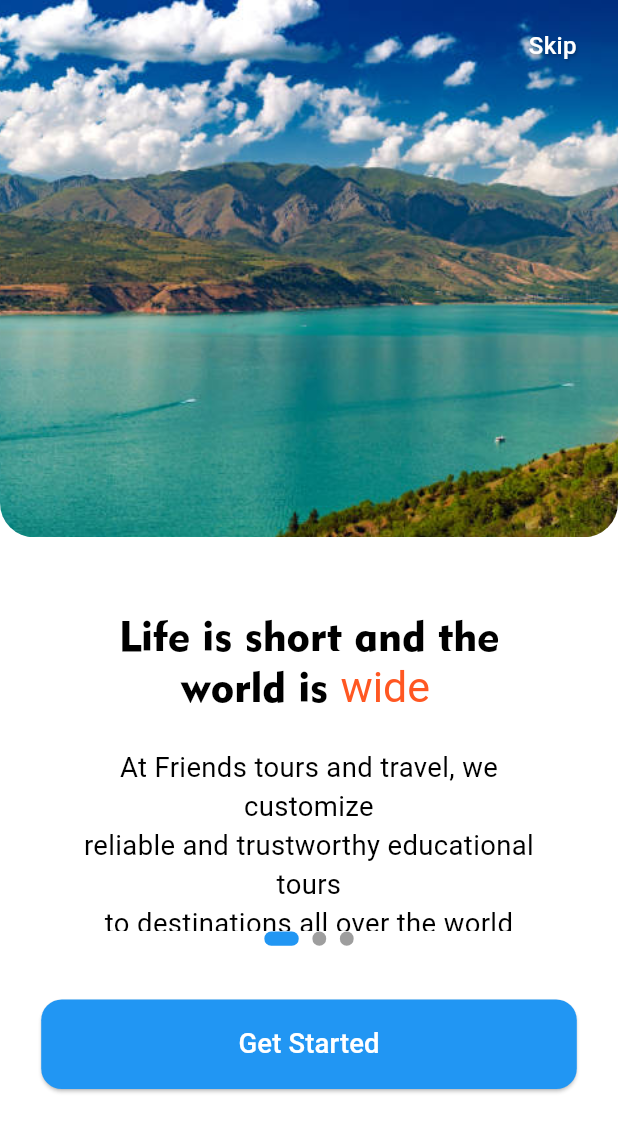
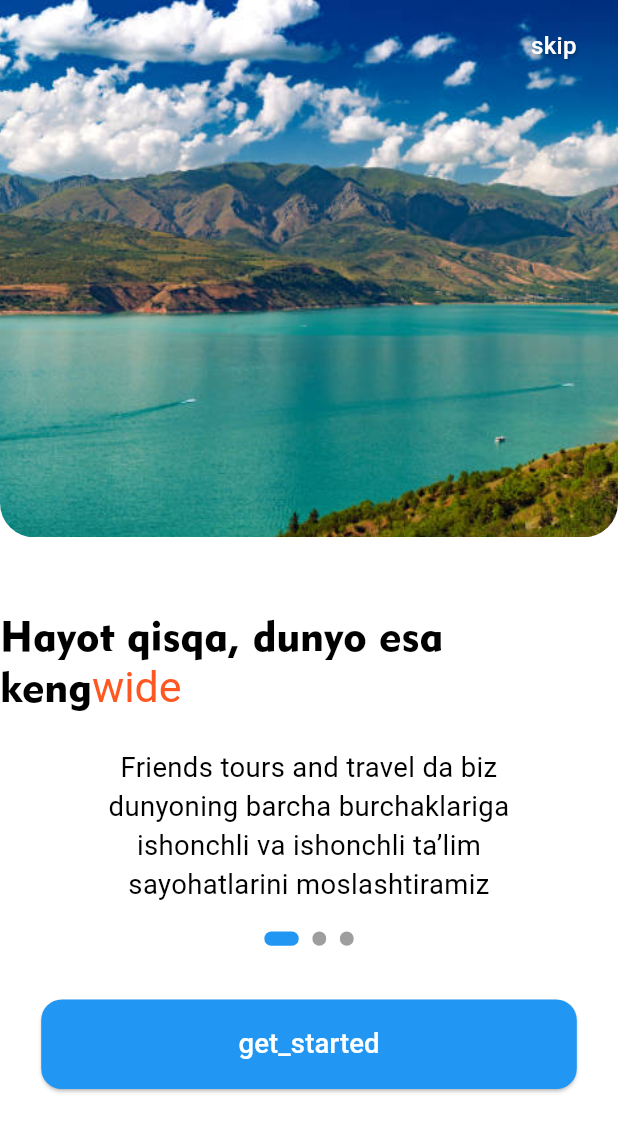
Before and after one commit to lagman5006/uz_travel, a Flutter app: the screen it shows after launch, after a tap on "UZ", on a phone screen of 412 x 824 dp. Shown: the top 1132 px of the screen. Run offline on Flutter 3.47's test engine with Material 3 defaults, Android fonts, the phone set to English and light mode, and no system bars; our stand-ins replace cloud_firestore, easy_localization, firebase_auth, firebase_core, flutter_screenutil, flutter_svg and 2 more; accounts and stored records are empty; Roboto replaces fonts that are missing (Gilroy).

Commit message:
til ozgartirdim

```diff
--- a/lib/main.dart
+++ b/lib/main.dart
@@ -8,10 +8,8 @@
 import 'package:uz_travel/madels/firebase_options.dart';
 import 'package:uz_travel/view_madels/uztravel_provider.dart';
 import 'package:uz_travel/views/home_page.dart';
-import 'package:uz_travel/views/login/sign_up.dart';
 import 'package:uz_travel/views/splash_page.dart';
 import 'package:uz_travel/widgets/apptheme.dart';
-import 'package:uz_travel/views/splash_page.dart';
 
 void main() async {
   WidgetsFlutterBinding.ensureInitialized();
@@ -20,9 +18,13 @@
 
   runApp(
     EasyLocalization(
-      supportedLocales: const [Locale('en'), Locale('ru'), Locale('uz')],
+      supportedLocales: const [
+        Locale('en'),
+        Locale('ru'),
+        Locale('uz'),
+      ],
       path: 'assets/lang',
-      fallbackLocale: const Locale('en'),
+      fallbackLocale:  Locale('en', 'US'),
       child: const MyApp(),
     ),
   );
@@ -37,25 +39,24 @@
       create: (context) => UzTravelProvider(),
       builder: (context, child) {
         return ScreenUtilInit(
-          designSize: Size(360, 690),
+          designSize: const Size(360, 690),
           child: MaterialApp(
+            debugShowCheckedModeBanner: false,
+            theme: Apptheme.lightTheme,
+            darkTheme: Apptheme.darkTheme,
+            themeMode: Provider.of<UzTravelProvider>(context).themeMode,
+
             locale: context.locale,
             supportedLocales: context.supportedLocales,
             localizationsDelegates: context.localizationDelegates,
 
-            theme: Apptheme.lightTheme,
-            // 🌞light theme
-            darkTheme: Apptheme.darkTheme,
-            // 🌙 dark theme
-            themeMode: Provider.of<UzTravelProvider>(context).themeMode,
-            debugShowCheckedModeBanner: false,
             home: StreamBuilder(
               stream: FirebaseAuth.instance.authStateChanges(),
               builder: (context, snapshot) {
                 if (snapshot.data == null) {
-                  return SplashPage();
+                  return const SplashPage();
                 } else {
-                  return HomePage();
+                  return const HomePage();
                 }
               },
             ),
--- a/lib/views/language_screen.dart
+++ b/lib/views/language_screen.dart
@@ -3,6 +3,7 @@
 import 'package:uz_travel/gen/assets.gen.dart';
 import 'package:uz_travel/gen/fonts.gen.dart';
 import 'package:uz_travel/views/onboarding_page.dart';
+import 'package:easy_localization/easy_localization.dart';
 
 class LanguageSelectScreen extends StatefulWidget {
   const LanguageSelectScreen({super.key});
@@ -17,7 +18,7 @@
   @override
   Widget build(BuildContext context) {
     return Scaffold(
-      backgroundColor: Color(0xff0D6EFD),
+      backgroundColor: const Color(0xff0D6EFD),
       body: Center(
         child: SingleChildScrollView(
           scrollDirection: Axis.horizontal,
@@ -44,21 +45,20 @@
       child: Column(
         mainAxisSize: MainAxisSize.min,
         children: [
-          // Rasm
+          // Til bayrog‘i yoki rasmi
           Image.asset(imagePath, width: 35.w, height: 30.h),
           SizedBox(height: 8.h),
-          // Til nomi
+          // Til kodi (UZ, RU, EN)
           Text(
             lang,
             style: TextStyle(
               fontSize: 25.sp,
               color: isSelected ? Colors.blue : Colors.white,
-
               fontFamily: FontFamily.gilroy,
             ),
           ),
           SizedBox(height: 10.h),
-          // Dumaloq belgisi
+          // Dumaloq indikator
           Container(
             width: 18.w,
             height: 18.h,
@@ -78,7 +78,20 @@
       selectedLang = lang;
     });
 
-    Future.delayed(Duration(milliseconds: 100), () {
+    // Tilga mos Locale ni belgilaymiz
+    Locale newLocale;
+    if (lang == 'UZ') {
+      newLocale = const Locale('uz');
+    } else if (lang == 'RU') {
+      newLocale = const Locale('ru',);
+    } else {
+      newLocale = const Locale('en');
+    }
+
+    context.setLocale(newLocale);
+
+    // Onboarding sahifasiga o‘tamiz
+    Future.delayed(const Duration(milliseconds: 150), () {
       Navigator.pushReplacement(
         context,
         MaterialPageRoute(builder: (_) => OnboardingPage()),
--- a/lib/views/onboarding_page.dart
+++ b/lib/views/onboarding_page.dart
@@ -4,6 +4,7 @@
 import 'package:uz_travel/gen/fonts.gen.dart';
 import 'package:uz_travel/view_madels/uztravel_provider.dart';
 import 'package:uz_travel/views/login/sign_up.dart';
+import 'package:easy_localization/easy_localization.dart';
 
 class OnboardingPage extends StatelessWidget {
   final PageController _pageController = PageController();
@@ -45,8 +46,8 @@
                                 SizedBox(height: 40.h),
                                 RichText(
                                   text: TextSpan(
-                                    text:
-                                        "Life is short and the\n     world is ",
+                                    text: "life_is_short_and_the_world_is_wide"
+                                        .tr(),
                                     style: TextStyle(
                                       fontFamily: FontFamily.geometr415BlkBT,
                                       fontSize: 25.sp,
@@ -54,7 +55,7 @@
                                     ),
                                     children: [
                                       TextSpan(
-                                        text: "wide",
+                                        text: "wide".tr(),
                                         style: TextStyle(
                                           color: Colors.deepOrange,
                                         ),
@@ -68,7 +69,7 @@
                                     horizontal: 32.w,
                                   ),
                                   child: Text(
-                                    "At Friends tours and travel, we customize\nreliable and trustworthy educational tours\nto destinations all over the world",
+                                    "friends_tours_description".tr(),
                                     textAlign: TextAlign.center,
                                     style: TextStyle(
                                       fontSize: 16.sp,
@@ -85,10 +86,15 @@
                           right: 24.w,
                           child: GestureDetector(
                             onTap: () {
-                              Navigator.pushReplacement(context, MaterialPageRoute(builder: (context)=>SignUp()));
+                              Navigator.pushReplacement(
+                                context,
+                                MaterialPageRoute(
+                                  builder: (context) => SignUp(),
+                                ),
+                              );
                             },
                             child: Text(
-                              "Skip",
+                              "skip",
                               style: TextStyle(
                                 fontSize: 14.sp,
                                 color: Colors.white,
@@ -142,7 +148,12 @@
                               duration: Duration(milliseconds: 300),
                               curve: Curves.easeInOut,
                             );
-                          } else {}
+                          } else {
+                            Navigator.pushReplacement(
+                              context,
+                              MaterialPageRoute(builder: (context) => SignUp()),
+                            );
+                          }
                         },
                         style: ElevatedButton.styleFrom(
                           backgroundColor: Colors.blue,
@@ -151,7 +162,10 @@
                           ),
                         ),
                         child: Text(
-                          provider.currentIndex == 0 ? "Get Started" : "Next",
+                          provider.currentIndex == 0
+                              ? "get_started"
+                                    .tr()
+                              : "next".tr(),
                           style: TextStyle(
                             fontSize: 16.sp,
                             color: Colors.white,
```
